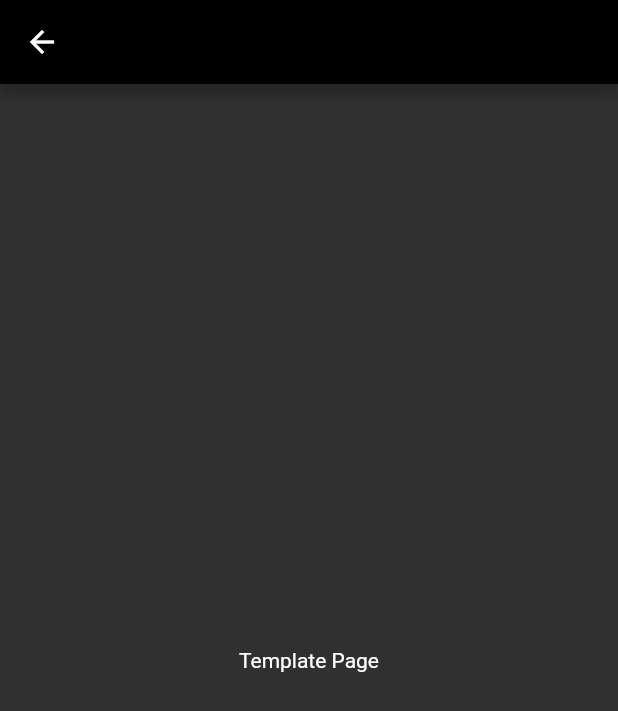
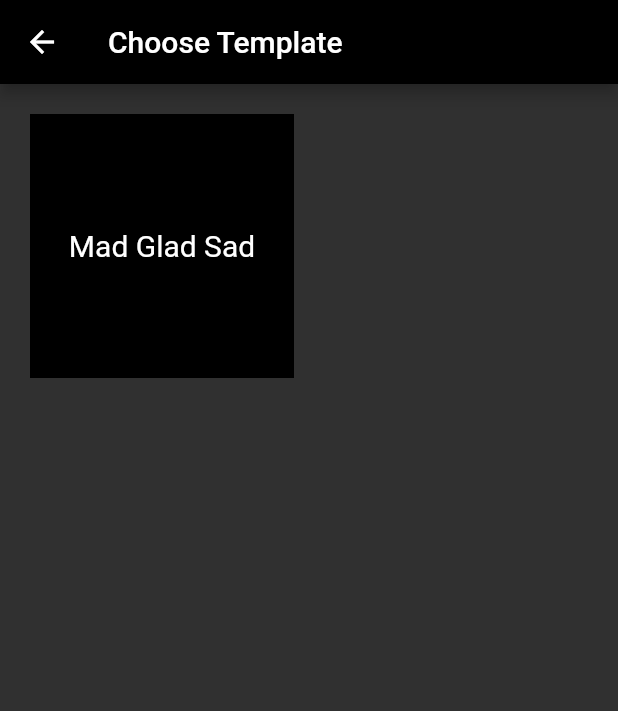
Before and after one commit to Mihrimah/retrospective, a Flutter app: the TemplatePage screen opened by its route, on a phone screen of 412 x 824 dp. Shown: the top 711 px of the screen. Run offline on Flutter 3.47's test engine with Material 2 defaults, Android fonts, the phone set to English and light mode, and no system bars.

Commit message:
pages, fakedata, templates

```diff
--- a/lib/app.dart
+++ b/lib/app.dart
@@ -1,4 +1,5 @@
 import 'package:flutter/material.dart';
+import 'package:retrospektif/core/grouped_list_view.dart';
 import 'package:retrospektif/pages/join_page.dart';
 import 'package:retrospektif/pages/start_page.dart';
 import 'package:retrospektif/pages/template_page.dart';
@@ -8,6 +9,7 @@ class App extends StatelessWidget {
     '/start': (context) => StartPage(),
     '/choose_template': (context) => TemplatePage(),
     '/join_room': (context) => JoinPage(),
+    '/grouped_list' : (context) => GroupedListView()
   };
 
   final darkTheme = ThemeData(
--- a/lib/pages/template_page.dart
+++ b/lib/pages/template_page.dart
@@ -1,9 +1,33 @@
 import 'package:flutter/material.dart';
+import 'package:retrospektif/template/abstract_base_template.dart';
+import 'package:retrospektif/template/mad_glad_sad.dart';
 
 class TemplatePage extends StatelessWidget {
+  final AbstractBaseTemplate madGladSadTemplate = MadGladSad();
+
   @override
   Widget build(BuildContext context) {
     return Scaffold(
-        appBar: AppBar(), body: Center(child: Text("Template Page")));
+        appBar: AppBar(
+          title: Text("Choose Template"),
+        ),
+        body: GridView.count(
+          padding: const EdgeInsets.all(20),
+          crossAxisSpacing: 20,
+          mainAxisSpacing: 20,
+          crossAxisCount: 2,
+          children: [
+            GestureDetector(
+              onTap: () {
+                Navigator.pushNamed(context, "/grouped_list");
+              },
+              child: Container(
+                color: Theme.of(context).primaryColorDark,
+                padding: const EdgeInsets.all(8),
+                child: madGladSadTemplate.getTemplateWidget(),
+              ),
+            )
+          ],
+        ));
   }
 }
--- /dev/null
+++ b/lib/repository/firebase_repository.dart
@@ -0,0 +1,5 @@
+class FirebaseRepository{
+  // integration with firebase
+  // get code entries depends on type
+  // adding likes
+}
--- /dev/null
+++ b/lib/template/abstract_base_template.dart
@@ -0,0 +1,25 @@
+import 'package:flutter/material.dart';
+
+abstract class AbstractBaseTemplate {
+  AbstractBaseTemplate({this.name, this.titles, this.type});
+
+  String name;// template name
+  int type; // template type Id
+  List<String> titles; // template type options like Sad, Mad, Glad
+
+  String getTemplateName() {
+    return this.name;
+  }
+
+  List<String> getTitles() {
+    return this.titles;
+  }
+
+  Widget getTemplateWidget() {
+    return Center(
+        child: Text(
+      name,
+      style: TextStyle(fontSize: 20),
+    ));
+  }
+}
--- /dev/null
+++ b/lib/template/mad_glad_sad.dart
@@ -0,0 +1,13 @@
+import 'package:flutter/cupertino.dart';
+import 'package:flutter/material.dart';
+import 'package:retrospektif/template/abstract_base_template.dart';
+
+class MadGladSad extends AbstractBaseTemplate {
+  static final String templateName = "Mad Glad Sad";
+  static final List<String> templateTitles = ["Sad", "Mad", "Glad"];
+  static final int templateType = 1;
+
+  MadGladSad()
+      : super(name: templateName, titles: templateTitles, type: templateType);
+
+}
```
Also changed, not shown: lib/core/grouped_list_view.dart (added, +27 -0 lines), lib/model/fake_data_model.dart (added, +7 -0 lines), lib/pages/retro_page.dart (added, +10 -0 lines), lib/repository/fake_repository.dart (added, +40 -0 lines).
